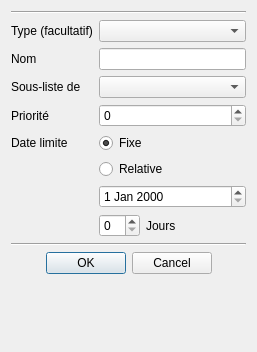
Old version of the form src/ihm/CustomWidgets/listform.ui in the repository bmael/IHMProject.
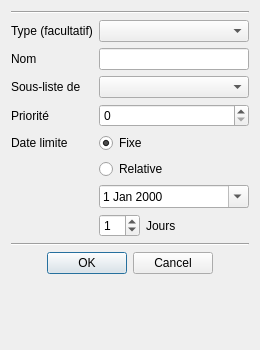
New version of the form.

Patch:
```diff
--- a/src/ihm/CustomWidgets/listform.ui
+++ b/src/ihm/CustomWidgets/listform.ui
@@ -6,10 +6,16 @@
    <rect>
     <x>0</x>
     <y>0</y>
-    <width>257</width>
-    <height>352</height>
+    <width>260</width>
+    <height>350</height>
    </rect>
   </property>
+  <property name="minimumSize">
+   <size>
+    <width>260</width>
+    <height>350</height>
+   </size>
+  </property>
   <property name="windowTitle">
    <string>Form</string>
   </property>
@@ -73,7 +79,11 @@
         </widget>
        </item>
        <item row="6" column="1">
-        <widget class="QDateEdit" name="timeLimitAbsolute"/>
+        <widget class="QDateEdit" name="timeLimitAbsolute">
+         <property name="calendarPopup">
+          <bool>true</bool>
+         </property>
+        </widget>
        </item>
        <item row="7" column="1">
         <layout class="QFormLayout" name="formLayout_3">
@@ -81,7 +91,11 @@
           <enum>QFormLayout::AllNonFixedFieldsGrow</enum>
          </property>
          <item row="0" column="0">
-          <widget class="QSpinBox" name="timeLimitRelative"/>
+          <widget class="QSpinBox" name="timeLimitRelative">
+           <property name="value">
+            <number>1</number>
+           </property>
+          </widget>
          </item>
          <item row="0" column="1">
           <widget class="QLabel" name="timeLimitRelativeLabel">
```
